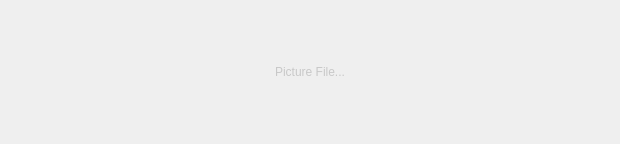
guee/GueeRecorder, file StackedWidgetAddLayer.ui: the form before one commit.
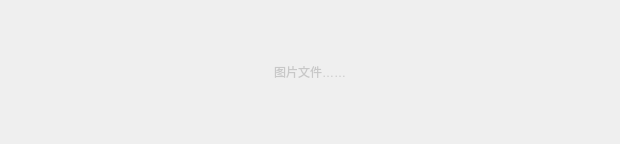
The form after the commit. The open tabs and pages were chosen to show the change. Custom widgets are drawn as their Qt base class.

What changed in the file:
```diff
--- a/StackedWidgetAddLayer.ui
+++ b/StackedWidgetAddLayer.ui
@@ -144,8 +144,8 @@
 border: none;
 color: rgb(200, 200, 200);
 border: 0px  solid  rgb(64, 64, 64);
+padding-top:0px;
 }
-
 QToolButton:hover
 {
 color: rgb(230, 230, 230);
@@ -189,7 +189,7 @@
        </size>
       </property>
       <property name="text">
-       <string>Picture File...</string>
+       <string>图片文件……</string>
       </property>
       <property name="iconSize">
        <size>
```
Left out of the diff: 8 changed lines with no effect on the pictures.
